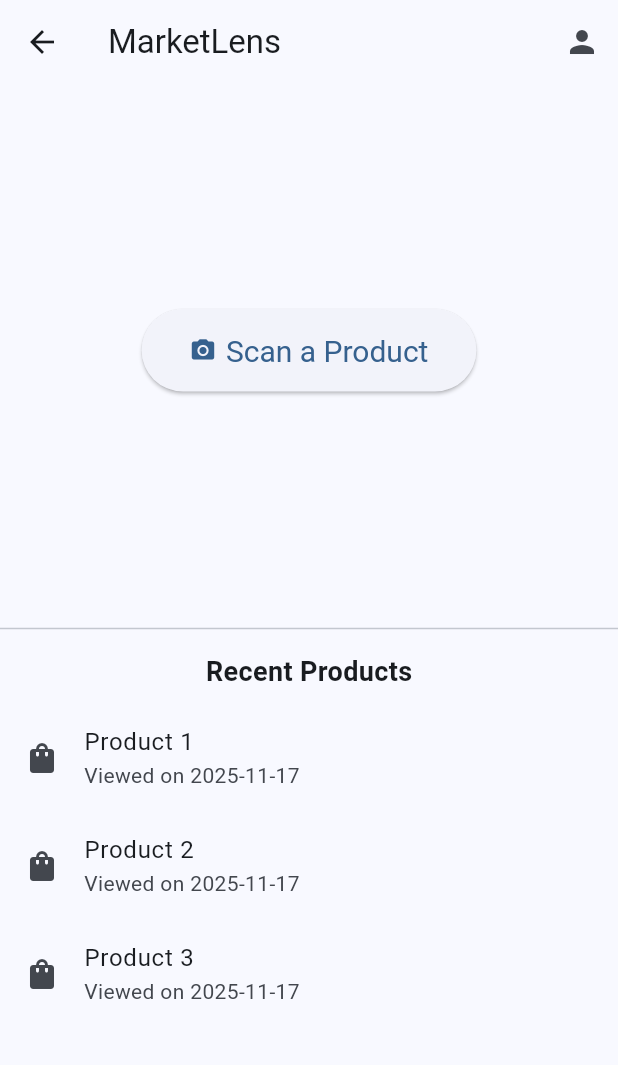
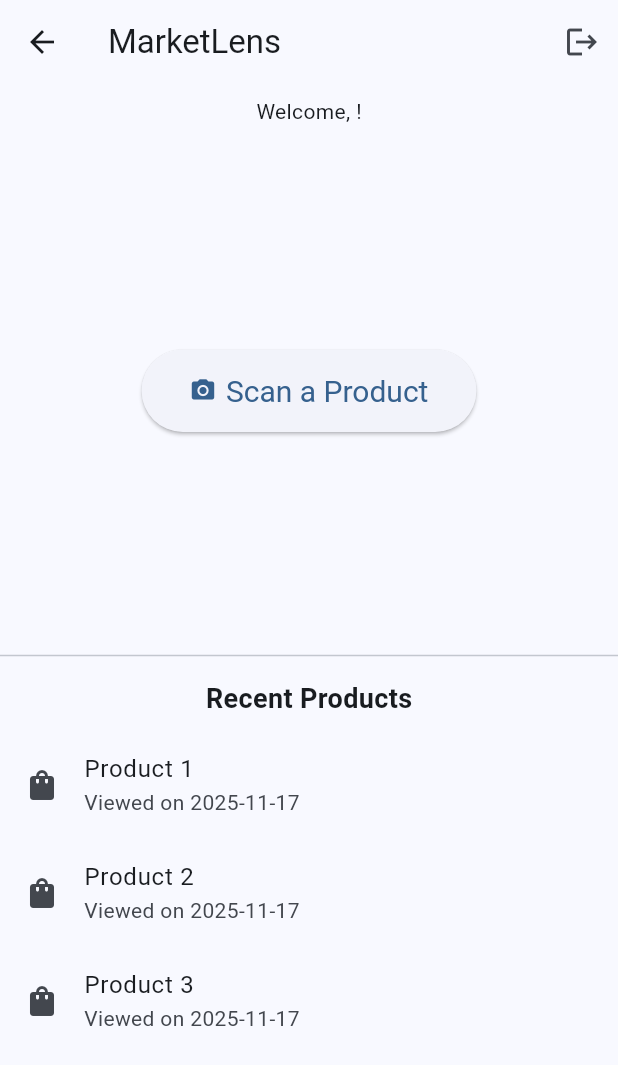
Before and after one commit to qqwwqq1355-cmd/Appai, a Flutter app: the HomeScreen screen opened by its route, on a phone screen of 412 x 824 dp. Shown: the top 1065 px of the screen. Run offline on Flutter 3.47's test engine with Material 3 defaults, Android fonts, the phone set to English and light mode, and no system bars; our stand-ins replace shared_preferences; accounts and stored records are empty.

Commit message:
feat: Implement email/password authentication
This commit introduces a complete email and password authentication flow.

It includes:
- An ApiService to handle communication with the backend.
- Persistent token and user email storage using shared_preferences.
- Integration of the email/password flow into the existing login screen, preserving the social login buttons.
- A functional home screen that displays a welcome message with the user's email and includes a logout button.
- Unit tests for the ApiService to ensure its reliability.

```diff
--- a/frontend/lib/screens/home_screen.dart
+++ b/frontend/lib/screens/home_screen.dart
@@ -1,7 +1,29 @@
 import 'package:flutter/material.dart';
+import 'package:flutter_project/services/api_service.dart';
 
-class HomeScreen extends StatelessWidget {
+class HomeScreen extends StatefulWidget {
   const HomeScreen({super.key});
+
+  @override
+  State<HomeScreen> createState() => _HomeScreenState();
+}
+
+class _HomeScreenState extends State<HomeScreen> {
+  final ApiService _apiService = ApiService();
+  String _userEmail = '';
+
+  @override
+  void initState() {
+    super.initState();
+    _loadUserEmail();
+  }
+
+  Future<void> _loadUserEmail() async {
+    final email = await _apiService.getUserEmail();
+    setState(() {
+      _userEmail = email ?? 'No email found';
+    });
+  }
 
   @override
   Widget build(BuildContext context) {
@@ -10,13 +32,20 @@ class HomeScreen extends StatelessWidget {
         title: const Text('MarketLens'),
         actions: [
           IconButton(
-            icon: const Icon(Icons.person),
-            onPressed: () {},
+            icon: const Icon(Icons.logout),
+            onPressed: () async {
+              await _apiService.logout();
+              Navigator.pushReplacementNamed(context, '/login');
+            },
           ),
         ],
       ),
       body: Column(
         children: [
+          Padding(
+            padding: const EdgeInsets.all(8.0),
+            child: Text('Welcome, $_userEmail!'),
+          ),
           Expanded(
             child: Center(
               child: ElevatedButton.icon(
--- a/frontend/pubspec.yaml
+++ b/frontend/pubspec.yaml
@@ -34,10 +34,14 @@ dependencies:
   # The following adds the Cupertino Icons font to your application.
   # Use with the CupertinoIcons class for iOS style icons.
   cupertino_icons: ^1.0.8
+  http: ^1.2.1
+  shared_preferences: ^2.2.3
 
 dev_dependencies:
   flutter_test:
     sdk: flutter
+  mockito: ^5.4.4
+  build_runner: ^2.4.10
 
   # The "flutter_lints" package below contains a set of recommended lints to
   # encourage good coding practices. The lint set provided by the package is
```
Also changed, not shown: frontend/lib/screens/login_screen.dart (+63 -6 lines), frontend/lib/services/api_service.dart (added, +57 -0 lines), frontend/pubspec.lock (added), 5 other files.
